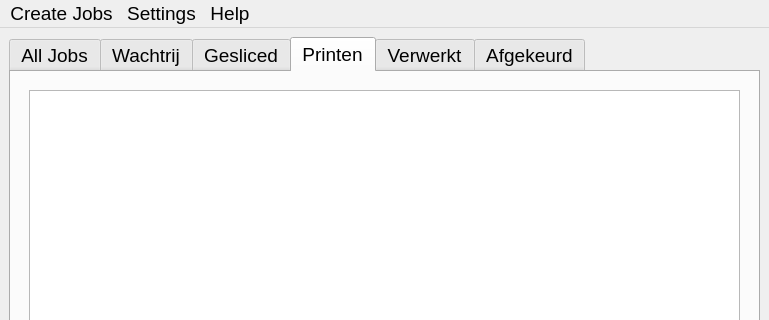
First picture: the form in creator_administrator/printer/ui/printer_main_window.ui, repository GijsGroote/creator_administrator, before the edit; both pictures show x 0 to 769 and y 0 to 320 of the 769 by 566 pixel window.
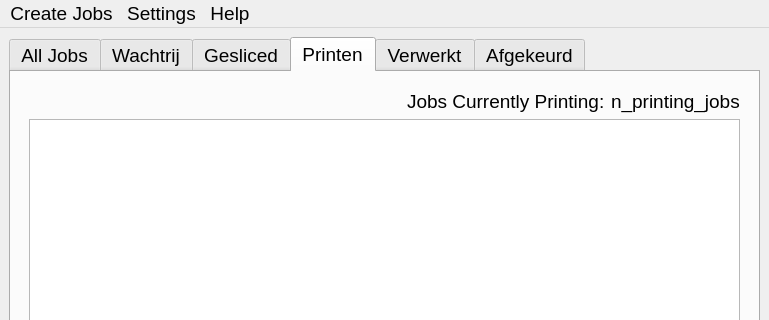
Second picture: the form after the edit. The open tabs and pages were chosen to show the change. Icons and pictures are not drawn. Custom widgets are drawn as their Qt base class.

Commit message: added number of printers to the printen tab

Patch:
```diff
--- a/creator_administrator/printer/ui/printer_main_window.ui
+++ b/creator_administrator/printer/ui/printer_main_window.ui
@@ -350,13 +350,51 @@
        </attribute>
        <layout class="QVBoxLayout" name="verticalLayout_12">
         <item>
+         <layout class="QVBoxLayout" name="verticalLayout_2">
+          <item>
+           <layout class="QHBoxLayout" name="horizontalLayout_10"/>
+          </item>
+          <item>
          <widget class="QStackedWidget" name="printenQStackedWidget">
           <property name="currentIndex">
            <number>0</number>
           </property>
           <widget class="QWidget" name="jobListPage_4">
+             <layout class="QHBoxLayout" name="horizontalLayout_15">
+              <item>
+               <layout class="QVBoxLayout" name="verticalLayout_13">
+                <item>
            <layout class="QHBoxLayout" name="horizontalLayout_5">
             <item>
+                   <spacer name="horizontalSpacer_5">
+                    <property name="orientation">
+                     <enum>Qt::Horizontal</enum>
+                    </property>
+                    <property name="sizeHint" stdset="0">
+                     <size>
+                      <width>40</width>
+                      <height>20</height>
+                     </size>
+                    </property>
+                   </spacer>
+                  </item>
+                  <item>
+                   <widget class="QLabel" name="label">
+                    <property name="text">
+                     <string>Jobs Currently Printing:</string>
+                    </property>
+                   </widget>
+                  </item>
+                  <item>
+                   <widget class="QLabel" name="nPrintingJobsLabel">
+                    <property name="text">
+                     <string>n_printing_jobs</string>
+                    </property>
+                   </widget>
+                  </item>
+                 </layout>
+                </item>
+                <item>
              <widget class="PrintPrintenJobsOverviewQListWidget" name="printenJobsQListWidget">
               <property name="font">
                <font>
@@ -366,6 +404,8 @@
              </widget>
             </item>
            </layout>
+              </item>
+             </layout>
           </widget>
           <widget class="QWidget" name="jobPage_4">
            <layout class="QHBoxLayout" name="horizontalLayout_3">
@@ -450,6 +490,8 @@
            </layout>
           </widget>
          </widget>
+          </item>
+         </layout>
         </item>
        </layout>
       </widget>
```
Left out of the diff: 4 changed lines with no effect on the pictures. Lines whose indentation alone changed are shown as unchanged. The commit also changes 2 other files.
